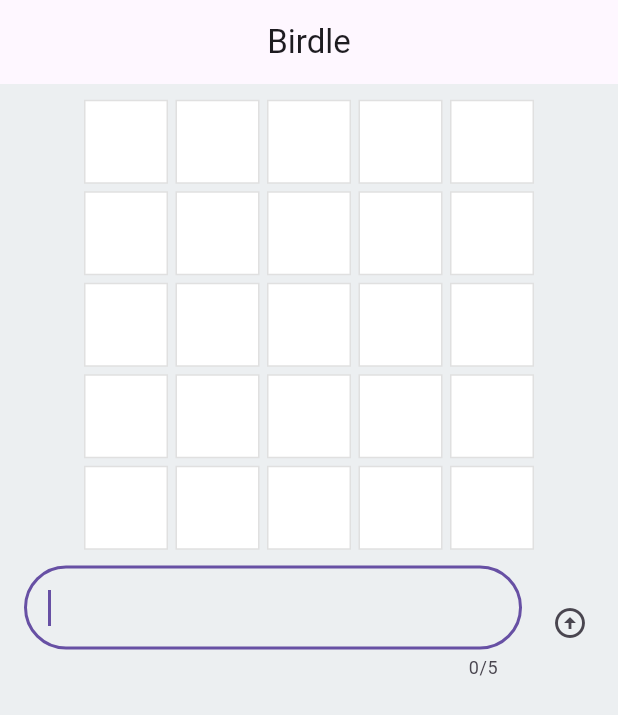
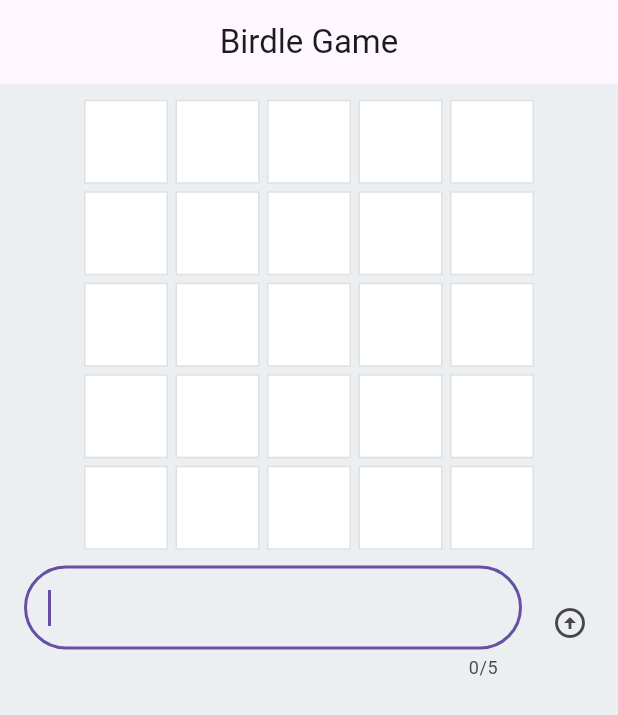
Before and after one commit to Gutz1913/Birdle_Game, a Flutter app: the screen it shows after launch, on a phone screen of 412 x 824 dp. Shown: the top 715 px of the screen. Run offline on Flutter 3.47's test engine with Material 3 defaults, Android fonts, the phone set to English and light mode, and no system bars; our stand-ins replace material_ui.

Commit message:
main.dart Updated

```diff
--- a/birdle_game/lib/main.dart
+++ b/birdle_game/lib/main.dart
@@ -15,7 +15,7 @@ class MainApp extends StatelessWidget {
         appBar: AppBar(
           title: const Align(
             alignment: Alignment.center,
-            child: Text('Birdle'),
+            child: Text('Birdle Game'),
           ),
         ),
         backgroundColor: Colors.blueGrey.shade50,
```
